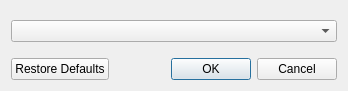
lumina-desktop/lumina, file src-qt5/core-utils/lumina-config/AppDialog.ui: the form before one commit.
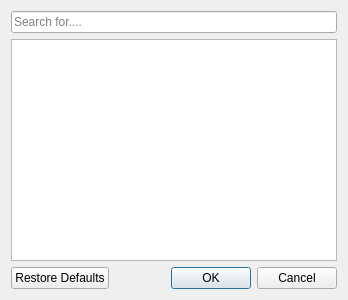
The form after the commit.

Commit message: Change the app selection comboBox to list and add search feature. Allow double clicking the app to select it.

```diff
--- a/src-qt5/core-utils/lumina-config/AppDialog.ui
+++ b/src-qt5/core-utils/lumina-config/AppDialog.ui
@@ -7,7 +7,7 @@
     <x>0</x>
     <y>0</y>
     <width>348</width>
-    <height>91</height>
+    <height>300</height>
    </rect>
   </property>
   <property name="windowTitle">
@@ -15,46 +15,14 @@
   </property>
   <layout class="QVBoxLayout" name="verticalLayout">
    <item>
-    <spacer name="verticalSpacer_2">
-     <property name="orientation">
-      <enum>Qt::Vertical</enum>
-     </property>
-     <property name="sizeHint" stdset="0">
-      <size>
-       <width>20</width>
-       <height>40</height>
-      </size>
-     </property>
-    </spacer>
-   </item>
-   <item>
-    <widget class="QComboBox" name="comboBox">
-     <property name="sizePolicy">
-      <sizepolicy hsizetype="Preferred" vsizetype="Preferred">
-       <horstretch>0</horstretch>
-       <verstretch>0</verstretch>
-      </sizepolicy>
-     </property>
-     <property name="iconSize">
-      <size>
-       <width>32</width>
-       <height>32</height>
-      </size>
+    <widget class="QLineEdit" name="lineSearch">
+     <property name="placeholderText">
+      <string>Search for....</string>
      </property>
     </widget>
    </item>
    <item>
-    <spacer name="verticalSpacer">
-     <property name="orientation">
-      <enum>Qt::Vertical</enum>
-     </property>
-     <property name="sizeHint" stdset="0">
-      <size>
-       <width>20</width>
-       <height>40</height>
-      </size>
-     </property>
-    </spacer>
+    <widget class="QListWidget" name="listApps"/>
    </item>
    <item>
     <widget class="QDialogButtonBox" name="buttonBox">
```
The commit also changes 1 other file.
